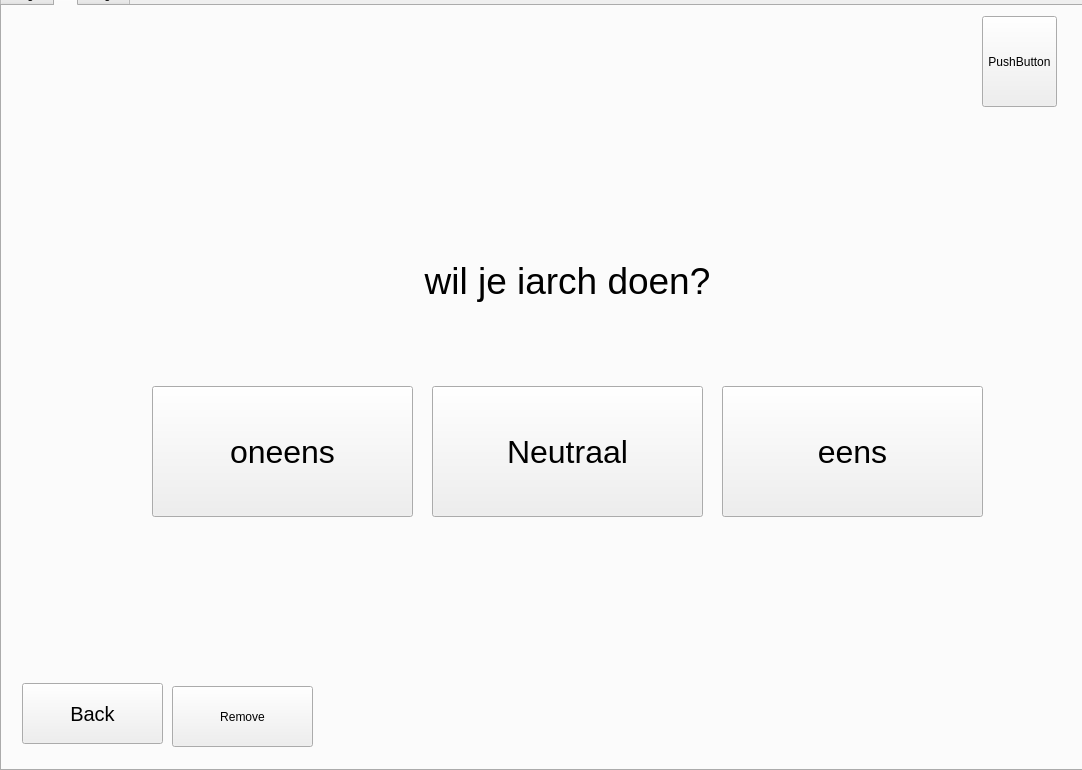
Above: sorteerhoed.ui from DanielNowOnGitHub/Sorteerhoed before the change. Below: the same form after it.
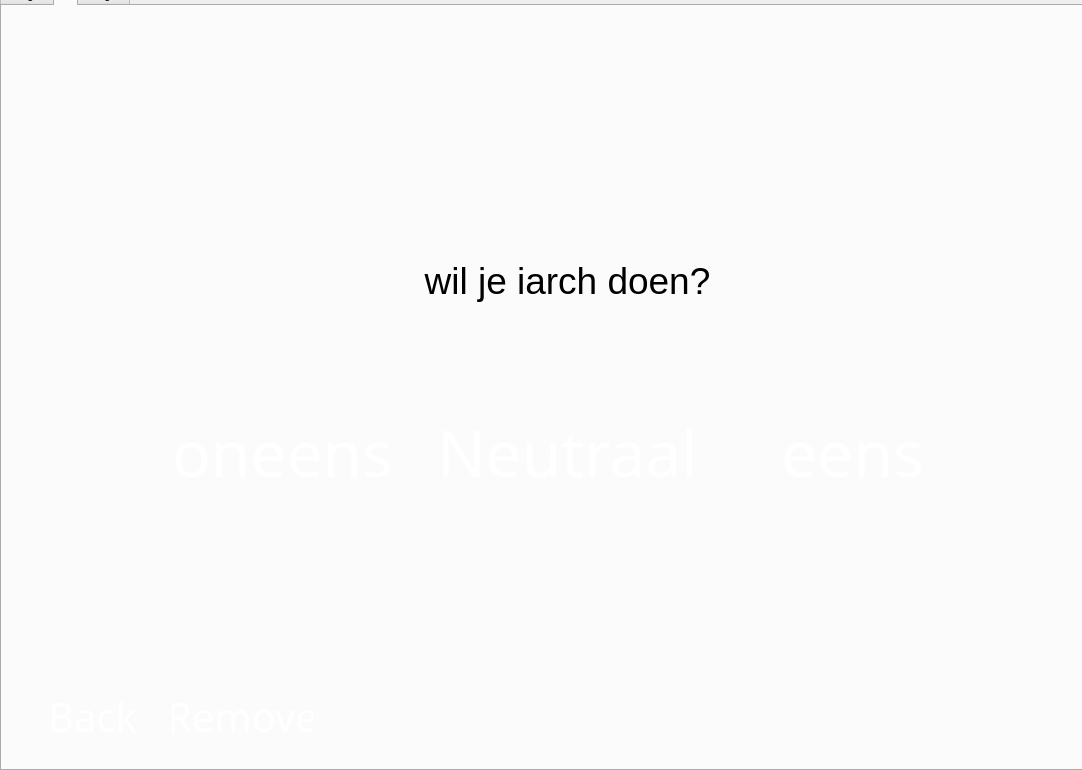
That is the form after the change. The open tabs and pages were chosen to show the change. Icons and pictures are not drawn.

Patch:
```diff
--- a/sorteerhoed.ui
+++ b/sorteerhoed.ui
@@ -90,10 +90,14 @@
      </property>
      <property name="font">
       <font>
-       <family>MS Shell Dlg 2</family>
-       <pointsize>24</pointsize>
+       <family>Tempus Sans ITC</family>
+       <pointsize>48</pointsize>
       </font>
      </property>
+     <property name="styleSheet">
+      <string notr="true">color: rgb(255, 255, 255);
+border : none;</string>
+     </property>
      <property name="text">
       <string>Neutraal</string>
      </property>
@@ -109,9 +113,14 @@
      </property>
      <property name="font">
       <font>
-       <pointsize>24</pointsize>
+       <family>Tempus Sans ITC</family>
+       <pointsize>48</pointsize>
       </font>
      </property>
+     <property name="styleSheet">
+      <string notr="true">color: rgb(255, 255, 255);
+border : none;</string>
+     </property>
      <property name="text">
       <string>oneens</string>
      </property>
@@ -123,19 +132,29 @@
      </property>
     </widget>
     <widget class="QPushButton" name="back">
+     <property name="enabled">
+      <bool>true</bool>
+     </property>
      <property name="geometry">
       <rect>
        <x>20</x>
-       <y>677</y>
+       <y>680</y>
        <width>141</width>
        <height>61</height>
       </rect>
      </property>
      <property name="font">
       <font>
-       <pointsize>15</pointsize>
+       <family>Tempus Sans ITC</family>
+       <pointsize>30</pointsize>
+       <strikeout>false</strikeout>
+       <kerning>true</kerning>
       </font>
      </property>
+     <property name="styleSheet">
+      <string notr="true">color: rgb(255, 255, 255);
+border : none;</string>
+     </property>
      <property name="text">
       <string>Back</string>
      </property>
@@ -151,9 +170,14 @@
      </property>
      <property name="font">
       <font>
-       <pointsize>24</pointsize>
+       <family>Tempus Sans ITC</family>
+       <pointsize>48</pointsize>
       </font>
      </property>
+     <property name="styleSheet">
+      <string notr="true">color: rgb(255, 255, 255);
+border : none;</string>
+     </property>
      <property name="text">
       <string>eens</string>
      </property>
@@ -186,14 +210,18 @@
     <widget class="QPushButton" name="MUZIEK2">
      <property name="geometry">
       <rect>
-       <x>980</x>
+       <x>954</x>
        <y>10</y>
-       <width>75</width>
-       <height>91</height>
+       <width>101</width>
+       <height>101</height>
       </rect>
      </property>
+     <property name="styleSheet">
+      <string notr="true">background:  url(./plaat.png);
+border : none;</string>
+     </property>
      <property name="text">
-      <string>PushButton</string>
+      <string/>
      </property>
     </widget>
     <widget class="QPushButton" name="Remove">
@@ -205,6 +233,16 @@
        <height>61</height>
       </rect>
      </property>
+     <property name="font">
+      <font>
+       <family>Tempus Sans ITC</family>
+       <pointsize>30</pointsize>
+      </font>
+     </property>
+     <property name="styleSheet">
+      <string notr="true">color: rgb(255, 255, 255);
+border : none;</string>
+     </property>
      <property name="text">
       <string>Remove</string>
      </property>
```
Left out of the diff: 54 changed lines with no effect on the pictures.
